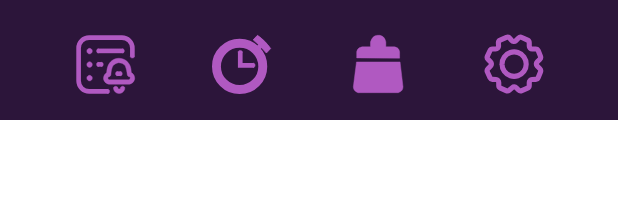
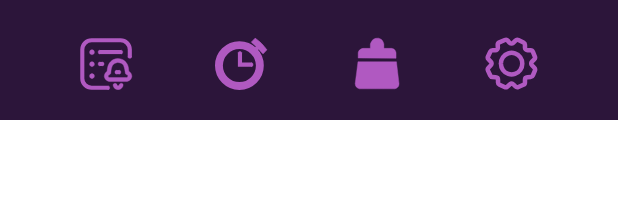
Before and after one commit to HouseKeeper1111111/HouseKeeper, an Android app built with Jetpack Compose: the @Preview function RouterPreview, on a phone screen of 412 x 824 dp. Shown: the top 224 px of the screen. Run offline under Robolectric (Android 15) with nearby library versions, the phone set to English and light mode, and no system bars.

Commit message:
feat: Changed icons size

```diff
--- a/app/src/main/java/com/example/housekeeper/ui/router/Router.kt
+++ b/app/src/main/java/com/example/housekeeper/ui/router/Router.kt
@@ -29,7 +29,7 @@ fun Router(navController: NavHostController) {
     ) {
         Spacer(modifier = Modifier.weight(1f))
         IconToggleButton(
-            modifier = Modifier.size(50.dp),
+            modifier = Modifier.size(45.dp),
             checked = currentScreen == Screen.ReminderScreen.route,
             onCheckedChange = {
                 if (!it) return@IconToggleButton
@@ -45,12 +45,12 @@ fun Router(navController: NavHostController) {
             Image(
                 painter = painterResource(reminderIcon),
                 contentDescription = null,
-                modifier = Modifier.size(40.dp)
+                modifier = Modifier.size(35.dp)
             )
         }
         Spacer(modifier = Modifier.weight(1f))
         IconToggleButton(
-            modifier = Modifier.size(50.dp),
+            modifier = Modifier.size(45.dp),
             checked = currentScreen == Screen.ReminderScreen.route,
             onCheckedChange = {
                 if (!it) return@IconToggleButton
@@ -66,12 +66,12 @@ fun Router(navController: NavHostController) {
             Image(
                 painter = painterResource(timerIcon),
                 contentDescription = null,
-                modifier = Modifier.size(40.dp)
+                modifier = Modifier.size(35.dp)
             )
         }
         Spacer(modifier = Modifier.weight(1f))
         IconToggleButton(
-            modifier = Modifier.size(50.dp),
+            modifier = Modifier.size(45.dp),
             checked = currentScreen == Screen.ReminderScreen.route,
             onCheckedChange = {
                 if (!it) return@IconToggleButton
@@ -87,12 +87,12 @@ fun Router(navController: NavHostController) {
             Image(
                 painter = painterResource(cleanerIcon),
                 contentDescription = null,
-                modifier = Modifier.size(40.dp)
+                modifier = Modifier.size(35.dp)
             )
         }
         Spacer(modifier = Modifier.weight(1f))
         IconToggleButton(
-            modifier = Modifier.size(50.dp),
+            modifier = Modifier.size(45.dp),
             checked = currentScreen == Screen.ReminderScreen.route,
             onCheckedChange = {
                 if (!it) return@IconToggleButton
@@ -108,7 +108,7 @@ fun Router(navController: NavHostController) {
             Image(
                 painter = painterResource(settingsIcon),
                 contentDescription = null,
-                modifier = Modifier.size(40.dp)
+                modifier = Modifier.size(35.dp)
             )
         }
         Spacer(modifier = Modifier.weight(1f))
```
